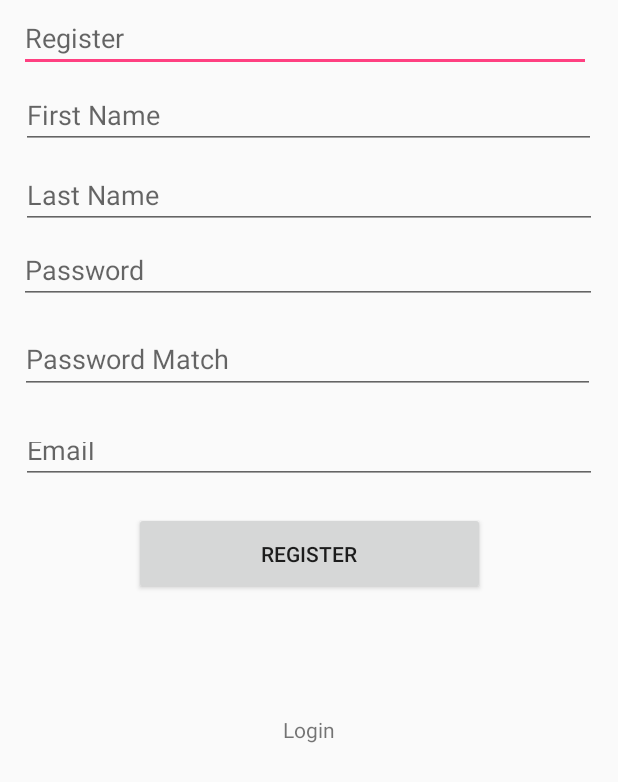
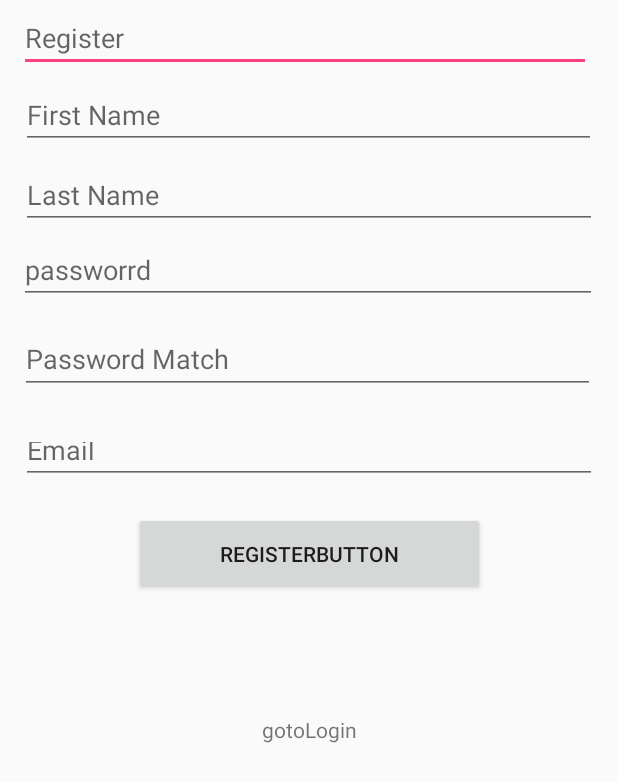
Before and after one commit to Warsame-Egal/MapChatGo, an Android app: the layout activity_register.xml on its own in the app's theme, with its tools: preview values and no code run, on a phone screen of 412 x 824 dp. Shown: the top 782 px of the screen. Run offline under Robolectric (Android 15) with nearby library versions, the phone set to English and light mode, and no system bars.

Commit message:
added and renamed some packages added string resources for activities created model class for register activity

```diff
--- a/app/src/main/res/layout/activity_main.xml
+++ b/app/src/main/res/layout/activity_main.xml
@@ -4,7 +4,7 @@
     xmlns:tools="http://schemas.android.com/tools"
     android:layout_width="match_parent"
     android:layout_height="match_parent"
-    tools:context="com.example.warsa.chat.MainActivity">
+    tools:context="com.example.warsa.MapChatGo.activities.MainActivity">
 
     <TextView
         android:layout_width="wrap_content"
--- a/app/src/main/res/layout/activity_register.xml
+++ b/app/src/main/res/layout/activity_register.xml
@@ -4,7 +4,7 @@
     xmlns:tools="http://schemas.android.com/tools"
     android:layout_width="match_parent"
     android:layout_height="match_parent"
-    tools:context="com.example.warsa.chat.RegisterActivity">
+    tools:context="com.example.warsa.MapChatGo.activities.RegisterActivity">
 
     <EditText
         android:id="@+id/registerTitle"
@@ -14,7 +14,7 @@
         android:layout_marginRight="8dp"
         android:ems="10"
         android:hapticFeedbackEnabled="false"
-        android:hint="Register"
+        android:hint="@string/register"
         android:inputType="textPersonName"
         app:layout_constraintHorizontal_bias="0.307"
         app:layout_constraintLeft_toLeftOf="parent"
@@ -29,7 +29,7 @@
         android:layout_marginLeft="8dp"
         android:layout_marginRight="8dp"
         android:ems="10"
-        android:hint="First Name"
+        android:hint="@string/first_name"
         android:inputType="textPersonName"
         app:layout_constraintHorizontal_bias="0.466"
         app:layout_constraintLeft_toLeftOf="parent"
@@ -38,13 +38,13 @@
         app:layout_constraintTop_toBottomOf="@+id/registerTitle" />
 
     <EditText
-        android:id="@+id/passworrd"
+        android:id="@+id/password"
         android:layout_width="385dp"
         android:layout_height="42dp"
         android:layout_marginLeft="8dp"
         android:layout_marginRight="8dp"
         android:ems="10"
-        android:hint="Password"
+        android:hint="@string/passworrd"
         android:inputType="textPassword"
         app:layout_constraintHorizontal_bias="0.411"
         app:layout_constraintLeft_toLeftOf="parent"
@@ -59,12 +59,12 @@
         android:layout_marginLeft="8dp"
         android:layout_marginRight="8dp"
         android:ems="10"
-        android:hint="Password Match"
+        android:hint="@string/password_match"
         android:inputType="textPassword"
         app:layout_constraintLeft_toLeftOf="parent"
         app:layout_constraintRight_toRightOf="parent"
         android:layout_marginTop="14dp"
-        app:layout_constraintTop_toBottomOf="@+id/passworrd"
+        app:layout_constraintTop_toBottomOf="@+id/password"
         tools:layout_editor_absoluteY="210dp"
         tools:layout_editor_absoluteX="2dp"
         app:layout_constraintHorizontal_bias="0.437" />
@@ -76,7 +76,7 @@
         android:layout_marginLeft="8dp"
         android:layout_marginRight="8dp"
         android:ems="10"
-        android:hint="Last Name"
+        android:hint="@string/last_name"
         android:inputType="textPersonName"
         app:layout_constraintLeft_toLeftOf="parent"
         app:layout_constraintRight_toRightOf="parent"
@@ -90,7 +90,7 @@
         android:layout_marginLeft="8dp"
         android:layout_marginRight="8dp"
         android:ems="10"
-        android:hint="Email"
+        android:hint="@string/email"
         android:inputType="textEmailAddress"
         app:layout_constraintLeft_toLeftOf="parent"
         app:layout_constraintRight_toRightOf="parent"
@@ -103,7 +103,7 @@
         android:layout_height="55dp"
         android:layout_marginLeft="8dp"
         android:layout_marginRight="8dp"
-        android:text="Register"
+        android:text="@string/registerbutton"
         app:layout_constraintLeft_toLeftOf="parent"
         app:layout_constraintRight_toRightOf="parent"
         android:layout_marginTop="8dp"
@@ -120,7 +120,7 @@
         android:layout_marginLeft="8dp"
         android:layout_marginRight="8dp"
         android:layout_marginTop="8dp"
-        android:text="Login"
+        android:text="@string/gotologin"
         android:textAlignment="center"
         android:onClick="redirect"
         android:clickable="true"
--- a/app/src/main/res/values/strings.xml
+++ b/app/src/main/res/values/strings.xml
@@ -1,4 +1,16 @@
 <resources>
     <string name="app_name">Chat</string>
     <string name="title_activity_register">RegisterActivity</string>
+    <string name="register">Register</string>
+    <string name="first_name">First Name</string>
+    <string name="user_name">User Name</string>
+    <string name="password">Password</string>
+    <string name="login">Login</string>
+    <string name="gotoregister">gotoRegister</string>
+    <string name="gotologin">gotoLogin</string>
+    <string name="registerbutton">registerButton</string>
+    <string name="email">Email</string>
+    <string name="last_name">Last Name</string>
+    <string name="password_match">Password Match</string>
+    <string name="passworrd">passworrd</string>
 </resources>
```
Also changed, not shown: app/src/main/AndroidManifest.xml (+4 -4 lines), app/src/main/res/layout/activity_login.xml (+5 -5 lines), 4 other files.
